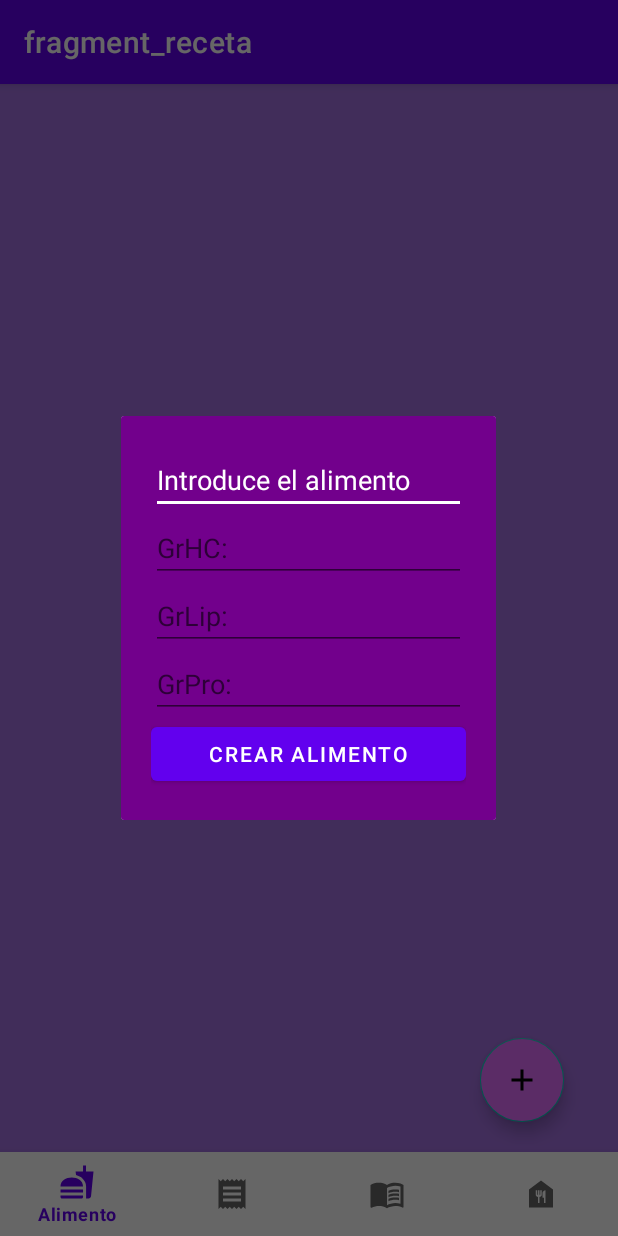
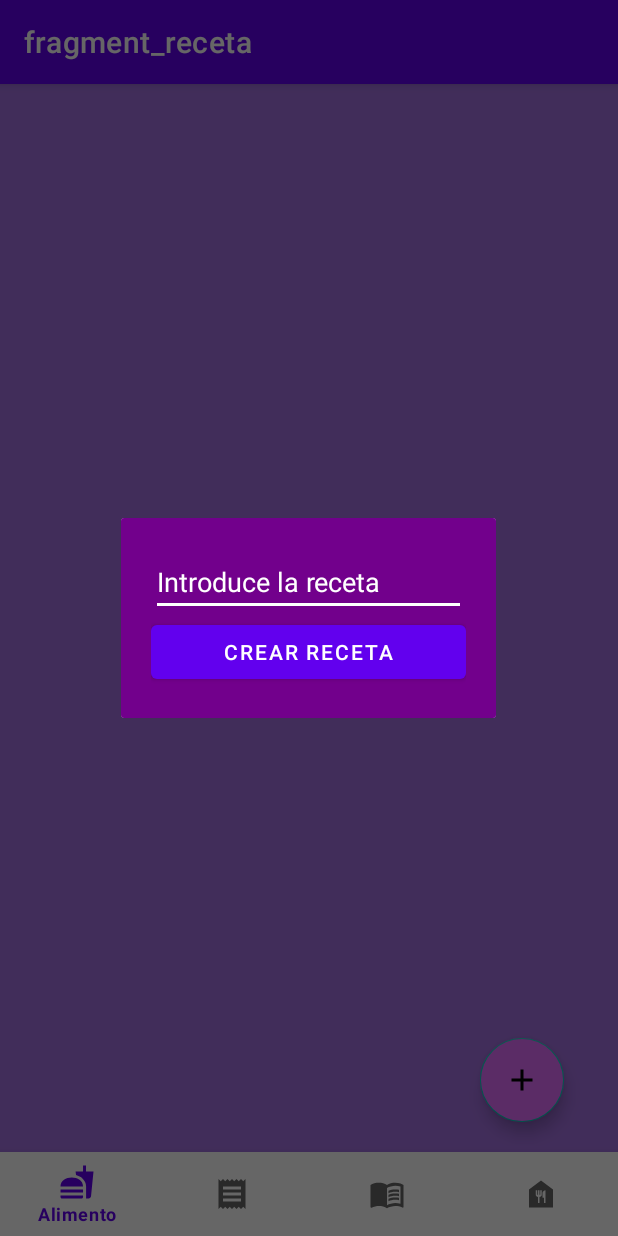
Before and after one commit to Juliang325/FoodsApp_JulianGarrido, an Android app: the RecetaFragment screen opened through its navigation route, after a tap on an icon or button, on a phone screen of 412 x 824 dp. Run offline under Robolectric (Android 15) with nearby library versions, the phone set to English and light mode, and no system bars; our stand-ins replace navigation-ui; 6 statements that could not run were skipped.

```diff
--- a/app/src/main/java/com/example/foodsapp_juliangarrido/data/model/AlimentoModel.kt
+++ b/app/src/main/java/com/example/foodsapp_juliangarrido/data/model/AlimentoModel.kt
@@ -17,7 +17,7 @@ data class AlimentoModel (val nombre: String,
     private fun calculaKcal() {
         if (tipo == "simple") {
             this.Kcal = (4 * grHC + 4 * grPro + 9 * grLip)
-        } else if (tipo == "receta") {
+        } else {
             this.Kcal = ingredientes.sumByDouble { it.Kcal }
         }
     }
--- a/app/src/main/java/com/example/foodsapp_juliangarrido/ui/adapter/AlimentoAdapter.kt
+++ b/app/src/main/java/com/example/foodsapp_juliangarrido/ui/adapter/Alimentos/AlimentoAdapter.kt
@@ -1,4 +1,4 @@
-package com.example.foodsapp_juliangarrido.ui.adapter
+package com.example.foodsapp_juliangarrido.ui.adapter.Alimentos
 
 import android.view.LayoutInflater
 import android.view.ViewGroup
--- a/app/src/main/java/com/example/foodsapp_juliangarrido/ui/adapter/AlimentoViewHolder.kt
+++ b/app/src/main/java/com/example/foodsapp_juliangarrido/ui/adapter/Alimentos/AlimentoViewHolder.kt
@@ -1,4 +1,4 @@
-package com.example.foodsapp_juliangarrido.ui.adapter
+package com.example.foodsapp_juliangarrido.ui.adapter.Alimentos
 
 import android.view.View
 import androidx.recyclerview.widget.RecyclerView
--- a/app/src/main/java/com/example/foodsapp_juliangarrido/ui/fragments/receta/RecetaFragment.kt
+++ b/app/src/main/java/com/example/foodsapp_juliangarrido/ui/fragments/receta/RecetaFragment.kt
@@ -11,11 +11,11 @@ import android.widget.Button
 import android.widget.EditText
 import androidx.fragment.app.activityViewModels
 import androidx.recyclerview.widget.LinearLayoutManager
+import androidx.recyclerview.widget.RecyclerView
 import com.example.foodsapp_juliangarrido.R
 import com.example.foodsapp_juliangarrido.data.model.AlimentoModel
-import com.example.foodsapp_juliangarrido.databinding.FragmentDietaBinding
 import com.example.foodsapp_juliangarrido.databinding.FragmentRecetaBinding
-import com.example.foodsapp_juliangarrido.ui.adapter.AlimentoAdapter
+import com.example.foodsapp_juliangarrido.ui.adapter.Alimentos.AlimentoAdapter
 import com.example.foodsapp_juliangarrido.ui.viewmodels.SharedViewModel
 
 class RecetaFragment : Fragment() {
@@ -31,11 +31,11 @@ class RecetaFragment : Fragment() {
         _binding = FragmentRecetaBinding.inflate(inflater, container, false)
         val root: View = binding.root
 
-        initListener()
+
         sharedViewModel.alimentoMutableList.observe(viewLifecycleOwner) {
-
+            initListener()
             adapterAlimento = AlimentoAdapter(
-                sharedViewModel.obtenerAlimentos(),
+                sharedViewModel.obtenerAlimentos("receta"),
                 onClickDelete = { position -> showDeleteConfirmationDialog(position) })
 
             binding.rvReceta.layoutManager =
@@ -78,21 +78,23 @@ class RecetaFragment : Fragment() {
     }
     private fun showDialog() {
         val dialog = context?.let { Dialog(it) }
-        dialog!!.setContentView(R.layout.add_dialog)
+        dialog!!.setContentView(R.layout.add_receta)
+
+        val recyclerViewAlimentos = dialog.findViewById<RecyclerView>(R.id.rvAlimentos)
+        val adaptadorAlimento = AlimentoAdapter(
+            sharedViewModel.obtenerAlimentos("simple"),
+            onClickDelete = { position -> showDeleteConfirmationDialog(position) })
+        recyclerViewAlimentos.adapter = adaptadorAlimento
+        recyclerViewAlimentos.layoutManager = LinearLayoutManager(requireContext())
+
 
         val etNombre: EditText = dialog.findViewById(R.id.etDialog)
-        val etGrHC: EditText = dialog.findViewById(R.id.etGrHC)
-        val etGrLip: EditText = dialog.findViewById(R.id.etGrLip)
-        val etGrPro: EditText = dialog.findViewById(R.id.etGrPro)
-        val btnDialog: Button = dialog.findViewById(R.id.btnAddAlimento)
+        val btnDialog: Button = dialog.findViewById(R.id.btnAddReceta)
 
         btnDialog.setOnClickListener {
             val nombre = etNombre.text.toString()
-            val grHC = etGrHC.text.toString().toDoubleOrNull() ?: 0.0
-            val grLip = etGrLip.text.toString().toDoubleOrNull() ?: 0.0
-            val grPro = etGrPro.text.toString().toDoubleOrNull() ?: 0.0
             //Almacenamos los datos para crear un nuevo alimento
-            sharedViewModel.agregarAlimento(AlimentoModel(nombre, "simple", grHC, grLip, grPro))
+            sharedViewModel.agregarAlimento(AlimentoModel(nombre, "receta"))
             dialog.dismiss()
         }
         dialog.show()
--- a/app/src/main/java/com/example/foodsapp_juliangarrido/ui/fragments/simple/SimpleFragment.kt
+++ b/app/src/main/java/com/example/foodsapp_juliangarrido/ui/fragments/simple/SimpleFragment.kt
@@ -3,7 +3,6 @@ package com.example.foodsapp_juliangarrido.ui.fragments.simple
 import android.app.AlertDialog
 import android.app.Dialog
 import android.os.Bundle
-import android.util.Log
 import androidx.fragment.app.Fragment
 import android.view.LayoutInflater
 import android.view.View
@@ -15,7 +14,7 @@ import androidx.recyclerview.widget.LinearLayoutManager
 import com.example.foodsapp_juliangarrido.R
 import com.example.foodsapp_juliangarrido.data.model.AlimentoModel
 import com.example.foodsapp_juliangarrido.databinding.FragmentSimpleBinding
-import com.example.foodsapp_juliangarrido.ui.adapter.AlimentoAdapter
+import com.example.foodsapp_juliangarrido.ui.adapter.Alimentos.AlimentoAdapter
 import com.example.foodsapp_juliangarrido.ui.viewmodels.SharedViewModel
 
 
@@ -38,7 +37,7 @@ class SimpleFragment : Fragment() {
         sharedViewModel.alimentoMutableList.observe(viewLifecycleOwner) {
 
             adapterAlimento = AlimentoAdapter(
-                sharedViewModel.obtenerAlimentos(),
+                sharedViewModel.obtenerAlimentos("simple"),
                 onClickDelete = { position -> showDeleteConfirmationDialog(position) })
 
             binding.rvSimple.layoutManager =
--- /dev/null
+++ b/app/src/main/res/layout/add_receta.xml
@@ -0,0 +1,33 @@
+<LinearLayout xmlns:android="http://schemas.android.com/apk/res/android"
+    android:layout_width="250dp"
+    android:layout_height="wrap_content"
+    android:background="@color/backgroundDialog"
+    android:orientation="vertical"
+    android:padding="20dp">
+
+    <EditText
+        android:id="@+id/etDialog"
+        android:layout_width="match_parent"
+        android:layout_height="wrap_content"
+        android:backgroundTint="@color/white"
+        android:hint="Introduce la receta"
+        android:textColor="@color/white"
+        android:textColorHint="@color/white" />
+
+    <ScrollView
+        android:layout_width="match_parent"
+        android:layout_height="0dp"
+        android:layout_weight="1">
+
+        <androidx.recyclerview.widget.RecyclerView
+            android:id="@+id/rvAlimentos"
+            android:layout_width="match_parent"
+            android:layout_height="wrap_content" />
+    </ScrollView>
+
+    <Button
+        android:id="@+id/btnAddReceta"
+        android:layout_width="match_parent"
+        android:layout_height="wrap_content"
+        android:text="CREAR RECETA" />
+</LinearLayout>
```
Also changed, not shown: app/src/main/java/com/example/foodsapp_juliangarrido/ui/viewmodels/SharedViewModel.kt (+9 -2 lines).
